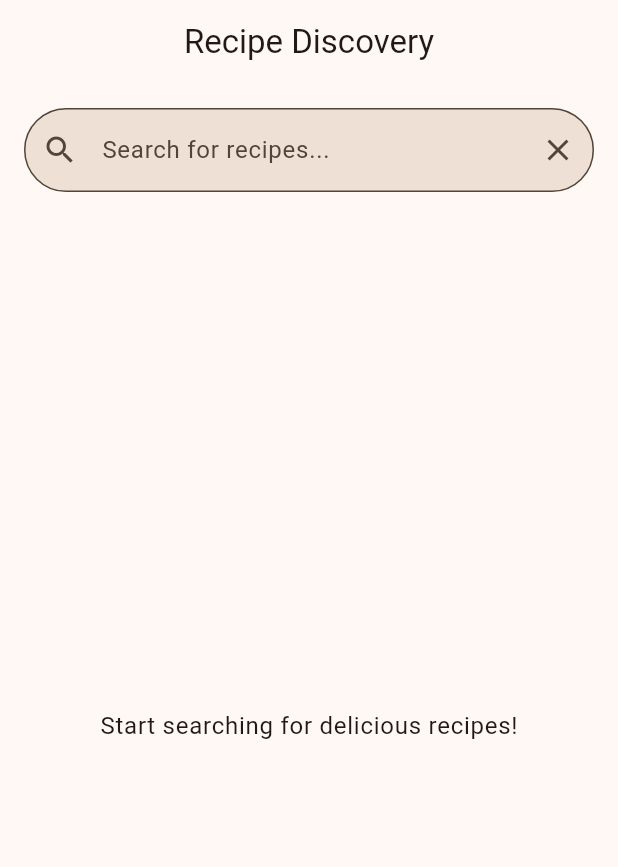
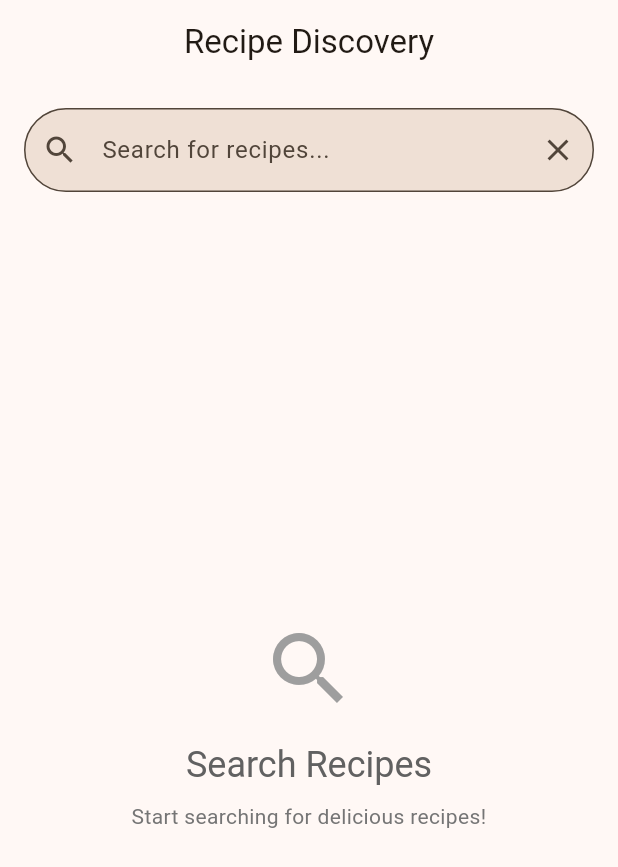
Before and after one commit to TheJenilDGohel/Recipe-App, a Flutter app: the screen it shows after launch, on a phone screen of 412 x 824 dp. Shown: the top 867 px of the screen. Run offline on Flutter 3.47's test engine with Material 3 defaults, Android fonts, the phone set to English and light mode, and no system bars; our stand-ins replace cached_network_image, dio, flutter_riverpod, freezed_annotation, riverpod_annotation, shimmer; generated files the repository leaves out were written again.

Commit message:
feat(02-03): implement detail screen, shimmers, and error states

```diff
--- /dev/null
+++ b/lib/src/core/widgets/empty_state.dart
@@ -0,0 +1,48 @@
+import 'package:flutter/material.dart';
+
+class EmptyState extends StatelessWidget {
+  final String title;
+  final String message;
+  final IconData icon;
+
+  const EmptyState({
+    super.key,
+    this.title = 'No Results',
+    this.message = 'Try searching for something else.',
+    this.icon = Icons.search_off,
+  });
+
+  @override
+  Widget build(BuildContext context) {
+    return Center(
+      child: Padding(
+        padding: const EdgeInsets.all(24.0),
+        child: Column(
+          mainAxisAlignment: MainAxisAlignment.center,
+          children: [
+            Icon(
+              icon,
+              size: 64,
+              color: Colors.grey,
+            ),
+            const SizedBox(height: 16),
+            Text(
+              title,
+              style: Theme.of(context).textTheme.headlineSmall?.copyWith(
+                    color: Colors.grey[700],
+                  ),
+            ),
+            const SizedBox(height: 8),
+            Text(
+              message,
+              textAlign: TextAlign.center,
+              style: Theme.of(context).textTheme.bodyMedium?.copyWith(
+                    color: Colors.grey[600],
+                  ),
+            ),
+          ],
+        ),
+      ),
+    );
+  }
+}
--- a/lib/src/features/recipes/presentation/providers/search_provider.dart
+++ b/lib/src/features/recipes/presentation/providers/search_provider.dart
@@ -12,7 +12,7 @@ Future<List<Meal>> searchRecipes(SearchRecipesRef ref, String query) async {
   }
 
   // Debouncing logic
-  final link = ref.keepAlive();
+  ref.keepAlive();
   Timer? timer;
 
   ref.onDispose(() {
--- a/lib/src/features/recipes/presentation/screens/home_screen.dart
+++ b/lib/src/features/recipes/presentation/screens/home_screen.dart
@@ -1,7 +1,11 @@
 import 'package:flutter/material.dart';
 import 'package:flutter_riverpod/flutter_riverpod.dart';
+import 'package:recipe_app/src/core/widgets/empty_state.dart';
+import 'package:recipe_app/src/core/widgets/error_view.dart';
 import 'package:recipe_app/src/features/recipes/presentation/providers/search_provider.dart';
+import 'package:recipe_app/src/features/recipes/presentation/screens/recipe_detail_screen.dart';
 import 'package:recipe_app/src/features/recipes/presentation/widgets/recipe_card.dart';
+import 'package:recipe_app/src/features/recipes/presentation/widgets/recipe_shimmer.dart';
 import 'package:recipe_app/src/features/recipes/presentation/widgets/search_bar.dart';
 
 class HomeScreen extends ConsumerWidget {
@@ -24,13 +28,14 @@ class HomeScreen extends ConsumerWidget {
             child: searchResults.when(
               data: (meals) {
                 if (meals.isEmpty) {
-                  return Center(
-                    child: Text(
-                      searchQuery.isEmpty
-                          ? 'Start searching for delicious recipes!'
-                          : 'No recipes found for "$searchQuery"',
-                      style: Theme.of(context).textTheme.bodyLarge,
-                    ),
+                  return EmptyState(
+                    title: searchQuery.isEmpty
+                        ? 'Search Recipes'
+                        : 'No Recipes Found',
+                    message: searchQuery.isEmpty
+                        ? 'Start searching for delicious recipes!'
+                        : 'No recipes found for "$searchQuery". Try another search.',
+                    icon: searchQuery.isEmpty ? Icons.search : Icons.search_off,
                   );
                 }
                 return ListView.builder(
@@ -43,16 +48,21 @@ class HomeScreen extends ConsumerWidget {
                       child: RecipeCard(
                         meal: meal,
                         onTap: () {
-                          // TODO: Navigate to details
+                          Navigator.of(context).push(
+                            MaterialPageRoute(
+                              builder: (context) => RecipeDetailScreen(mealId: meal.id),
+                            ),
+                          );
                         },
                       ),
                     );
                   },
                 );
               },
-              loading: () => const Center(child: CircularProgressIndicator()),
-              error: (error, stack) => Center(
-                child: Text('Error: ${error.toString()}'),
+              loading: () => const RecipeListShimmer(),
+              error: (error, stack) => ErrorView(
+                message: error.toString(),
+                onRetry: () => ref.refresh(searchRecipesProvider(searchQuery)),
               ),
             ),
           ),
```
Also changed, not shown: lib/src/core/widgets/error_view.dart (added, +49 -0 lines), lib/src/features/recipes/presentation/providers/recipe_details_provider.dart (added, +10 -0 lines), lib/src/features/recipes/presentation/screens/recipe_detail_screen.dart (added, +118 -0 lines), lib/src/features/recipes/presentation/widgets/recipe_shimmer.dart (added, +166 -0 lines), lib/src/features/recipes/presentation/providers/recipe_details_provider.g.dart (added), lib/src/features/recipes/presentation/providers/search_provider.g.dart, 11 other files.
